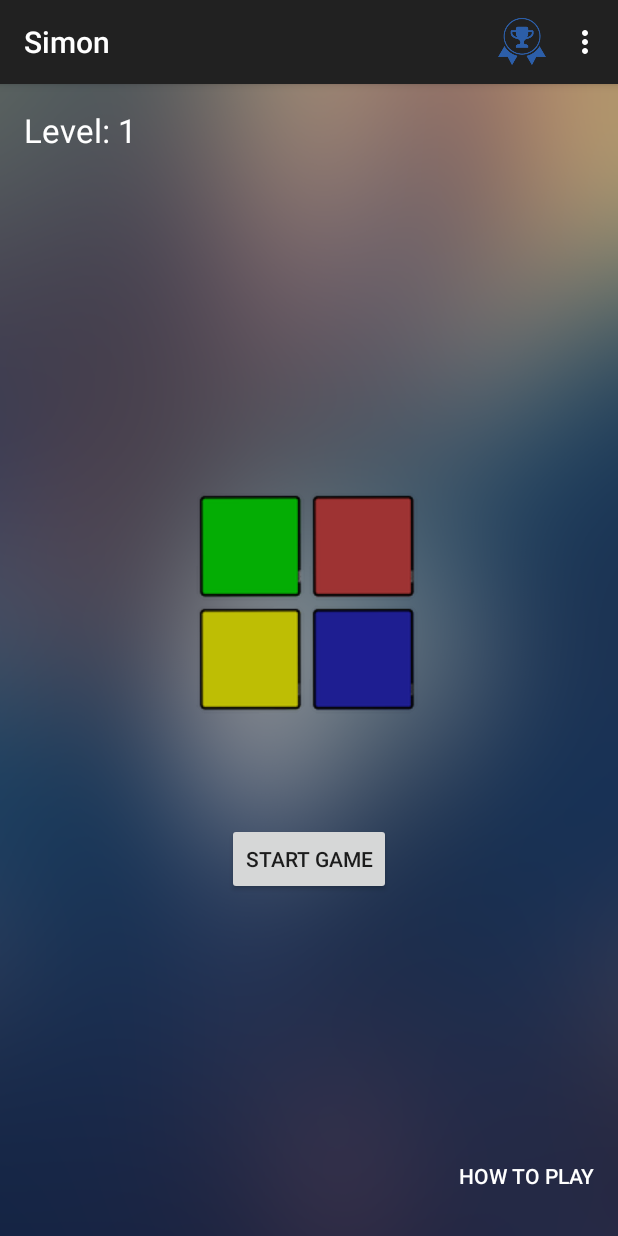
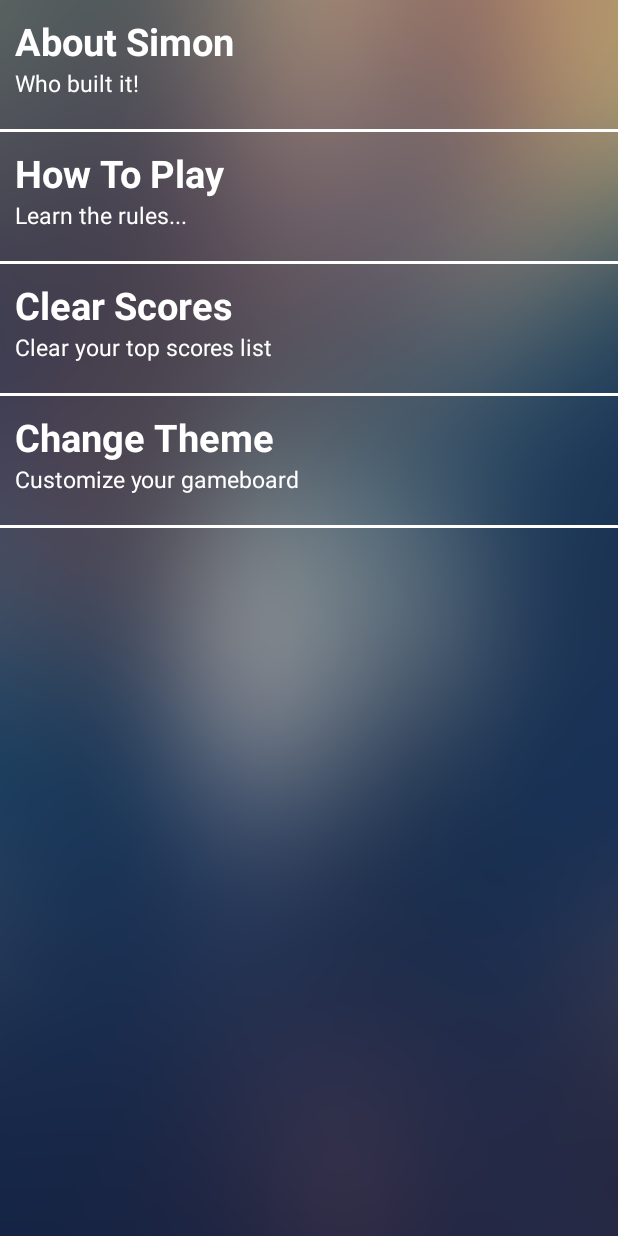
Before and after one commit to kfenske/SimonApp, an Android app: the MainActivity screen opened directly, with no data from a screen before it, in the options menu, after a tap on "Settings", on a phone screen of 412 x 824 dp. Run offline under Robolectric (Android 15) with nearby library versions, the phone set to English and light mode, and no system bars.

Commit message:
Adds Settings Activity
Moves about and how to play to a Settings Activity, creates room for
methods to clear scores and change themes

```diff
--- a/SimonPractice/app/src/main/java/com/seankram/simonpractice/MainActivity.java
+++ b/SimonPractice/app/src/main/java/com/seankram/simonpractice/MainActivity.java
@@ -35,7 +35,6 @@ public class MainActivity extends ActionBarActivity implements View.OnClickListe
     private FXPlayer buttonPlayer = new FXPlayer();
 
     TextView levelText;
-    TextView howToPlayText;
 
     ImageButton b1;
     ImageButton b2;
@@ -61,7 +60,6 @@ public class MainActivity extends ActionBarActivity implements View.OnClickListe
         setContentView(R.layout.activity_main);
 
         levelText = (TextView) findViewById(R.id.levelText);
-        howToPlayText = (TextView) findViewById(R.id.howToPlay);
 
         b1 = (ImageButton) findViewById(R.id.b1);
         b2 = (ImageButton) findViewById(R.id.b2);
@@ -74,7 +72,6 @@ public class MainActivity extends ActionBarActivity implements View.OnClickListe
         b2.setOnClickListener(this);
         b3.setOnClickListener(this);
         b4.setOnClickListener(this);
-        howToPlayText.setOnClickListener(this);
         startButton.setOnClickListener(this);
         resumeButton.setOnClickListener(this);
 
@@ -97,9 +94,6 @@ public class MainActivity extends ActionBarActivity implements View.OnClickListe
             updateLevel();
             flashButtons();
             inputReady = true;
-        }
-        else if (v.getId() == R.id.howToPlay) {
-            howToPlay();
         }
         else {
             switch (v.getId()) {
@@ -197,29 +191,6 @@ public class MainActivity extends ActionBarActivity implements View.OnClickListe
         topTen.setScore(newEntry);
     }
 
-    protected void howToPlay() {
-
-        LayoutInflater layout = (LayoutInflater) getBaseContext().getSystemService(LAYOUT_INFLATER_SERVICE);
-
-        final View popupView = layout.inflate(R.layout.how_to_play_popup, null);
-        final PopupWindow popupWindow = new PopupWindow(popupView, LayoutParams.WRAP_CONTENT, LayoutParams.WRAP_CONTENT);
-        popupWindow.setFocusable(true);
-        popupWindow.update();
-
-        final OnClickListener btnOkListener = new OnClickListener() {
-            @Override
-            public void onClick(View v) {
-                popupWindow.dismiss();
-            }
-        };
-
-        Button btnOK = (Button)popupView.findViewById(R.id.how_to_play_ok);
-
-        btnOK.setOnClickListener(btnOkListener);
-
-        popupWindow.showAtLocation(popupView, Gravity.CENTER, 0, 0);
-    }
-
     protected void enterHighScore() {
 
         LayoutInflater layout = (LayoutInflater) getBaseContext().getSystemService(LAYOUT_INFLATER_SERVICE);
@@ -281,7 +252,7 @@ public class MainActivity extends ActionBarActivity implements View.OnClickListe
         // as you specify a parent activity in AndroidManifest.xml.
         switch(item.getItemId()){
             case R.id.action_settings:
-                Toast.makeText(this, "Settings", Toast.LENGTH_SHORT).show();
+                startActivity(new Intent(getApplicationContext(), SettingsActivity.class));
                 return true;
             case R.id.action_top_scores:
                 startActivity(new Intent(getApplicationContext(),TopScoresActivity.class));
--- /dev/null
+++ b/SimonPractice/app/src/main/java/com/seankram/simonpractice/SettingsActivity.java
@@ -0,0 +1,91 @@
+package com.seankram.simonpractice;
+
+import android.app.Activity;
+import android.os.Bundle;
+import android.view.Gravity;
+import android.view.LayoutInflater;
+import android.view.View;
+import android.view.ViewGroup;
+import android.widget.Button;
+import android.widget.LinearLayout;
+import android.widget.PopupWindow;
+
+/**
+ * Created by Kayla_2 on 8/12/2015.
+ */
+public class SettingsActivity extends Activity implements View.OnClickListener {
+
+    @Override
+    protected void onCreate(Bundle savedInstanceState){
+        super.onCreate(savedInstanceState);
+        setContentView(R.layout.activity_settings);
+
+        LinearLayout aboutButton = (LinearLayout) findViewById(R.id.about_button_layout);
+        LinearLayout howToPlayButton = (LinearLayout) findViewById(R.id.how_to_play_button_layout);
+        LinearLayout clearScores = (LinearLayout) findViewById(R.id.clear_scores_button_layout);
+        LinearLayout changeTheme = (LinearLayout) findViewById(R.id.change_themes_button_layout);
+
+        aboutButton.setOnClickListener(this);
+        howToPlayButton.setOnClickListener(this);
+        clearScores.setOnClickListener(this);
+        changeTheme.setOnClickListener(this);
+    }
+
+    @Override
+    public void onClick(View v) {
+        switch(v.getId()) {
+            case R.id.how_to_play_button_layout:
+                howToPlay();
+                break;
+            case R.id.about_button_layout:
+                aboutSimon();
+                break;
+        }
+    }
+
+    protected void howToPlay() {
+
+        LayoutInflater layout = (LayoutInflater) getBaseContext().getSystemService(LAYOUT_INFLATER_SERVICE);
+
+        final View popupView = layout.inflate(R.layout.how_to_play_popup, null);
+        final PopupWindow popupWindow = new PopupWindow(popupView, ViewGroup.LayoutParams.WRAP_CONTENT, ViewGroup.LayoutParams.WRAP_CONTENT);
+        popupWindow.setFocusable(true);
+        popupWindow.update();
+
+        final View.OnClickListener btnOkListener = new View.OnClickListener() {
+            @Override
+            public void onClick(View v) {
+                popupWindow.dismiss();
+            }
+        };
+
+        Button btnOK = (Button)popupView.findViewById(R.id.how_to_play_ok);
+
+        btnOK.setOnClickListener(btnOkListener);
+
+        popupWindow.showAtLocation(popupView, Gravity.CENTER, 0, 0);
+    }
+
+    protected void aboutSimon() {
+
+        LayoutInflater layout = (LayoutInflater) getBaseContext().getSystemService(LAYOUT_INFLATER_SERVICE);
+
+        final View popupView = layout.inflate(R.layout.about_simon_popup, null);
+        final PopupWindow popupWindow = new PopupWindow(popupView, ViewGroup.LayoutParams.WRAP_CONTENT, ViewGroup.LayoutParams.WRAP_CONTENT);
+        popupWindow.setFocusable(true);
+        popupWindow.update();
+
+        final View.OnClickListener btnOkListener = new View.OnClickListener() {
+            @Override
+            public void onClick(View v) {
+                popupWindow.dismiss();
+            }
+        };
+
+        Button btnOK = (Button)popupView.findViewById(R.id.about_simon_ok);
+
+        btnOK.setOnClickListener(btnOkListener);
+
+        popupWindow.showAtLocation(popupView, Gravity.CENTER, 0, 0);
+    }
+}
--- a/SimonPractice/app/src/main/res/layout/activity_main.xml
+++ b/SimonPractice/app/src/main/res/layout/activity_main.xml
@@ -119,16 +119,4 @@
         android:layout_alignParentStart="true"
         android:textColor="#FFFFFF"/>
 
-    <Button
-        android:layout_width="wrap_content"
-        android:layout_height="wrap_content"
-        android:text="@string/how_to_play"
-        android:id="@+id/howToPlay"
-        android:background="@android:color/transparent"
-        android:textColor="#FFFFFF"
-        android:layout_alignParentBottom="true"
-        android:layout_alignParentRight="true"
-        android:onClick="howToPlay"
-        android:clickable="true"/>
-
 </RelativeLayout>
--- /dev/null
+++ b/SimonPractice/app/src/main/res/layout/activity_settings.xml
@@ -0,0 +1,136 @@
+<?xml version="1.0" encoding="utf-8"?>
+<LinearLayout xmlns:android="http://schemas.android.com/apk/res/android"
+    android:orientation="vertical" android:layout_width="match_parent"
+    android:layout_height="match_parent"
+    android:background="@drawable/simonsplashblur">
+
+    <LinearLayout
+        android:id="@+id/about_button_layout"
+        android:layout_width="wrap_content"
+        android:layout_height="wrap_content"
+        android:orientation="vertical"
+        android:layout_marginTop="10dp"
+        android:layout_marginLeft="10dp"
+        android:layout_marginBottom="20dp">
+
+        <TextView
+            android:id="@+id/aboutButtonTitle"
+            android:layout_width="wrap_content"
+            android:layout_height="wrap_content"
+            android:textSize="25sp"
+            android:textStyle="bold"
+            android:textColor="#FFFFFF"
+            android:singleLine="true"
+            android:text="@string/about_button_title"/>
+        <TextView
+            android:id="@+id/aboutButtonDescription"
+            android:layout_width="wrap_content"
+            android:layout_height="wrap_content"
+            android:textSize="15sp"
+            android:layout_below="@+id/aboutButtonTitle"
+            android:textColor="#FFFFFF"
+            android:singleLine="true"
+            android:text="@string/about_button_description"/>
+    </LinearLayout>
+
+    <View
+        android:layout_width="fill_parent"
+        android:layout_height="2dip"
+        android:background="#FFFFFF" />
+
+    <LinearLayout
+        android:id="@+id/how_to_play_button_layout"
+        android:layout_width="wrap_content"
+        android:layout_height="wrap_content"
+        android:orientation="vertical"
+        android:layout_marginTop="10dp"
+        android:layout_marginBottom="20dp"
+        android:layout_marginLeft="10dp">
+
+        <TextView
+            android:id="@+id/howToPlayButtonTitle"
+            android:layout_width="wrap_content"
+            android:layout_height="wrap_content"
+            android:textSize="25sp"
+            android:textStyle="bold"
+            android:textColor="#FFFFFF"
+            android:text="@string/how_to_play_button_title"/>
+        <TextView
+            android:id="@+id/howToPlayButtonDescription"
+            android:layout_width="wrap_content"
+            android:layout_height="wrap_content"
+            android:textSize="15sp"
+            android:layout_below="@+id/aboutButtonTitle"
+            android:textColor="#FFFFFF"
+            android:text="@string/how_to_play_button_description"/>
+    </LinearLayout>
+
+    <View
+        android:layout_width="fill_parent"
+        android:layout_height="2dip"
+        android:background="#FFFFFF" />
+
+    <LinearLayout
+        android:id="@+id/clear_scores_button_layout"
+        android:layout_width="wrap_content"
+        android:layout_height="wrap_content"
+        android:orientation="vertical"
+        android:layout_marginBottom="20dp"
+        android:layout_marginTop="10dp"
+        android:layout_marginLeft="10dp">
+
+        <TextView
+            android:id="@+id/clearScoresButtonTitle"
+            android:layout_width="wrap_content"
+            android:layout_height="wrap_content"
+            android:textSize="25sp"
+            android:textStyle="bold"
+            android:textColor="#FFFFFF"
+            android:text="@string/clear_scores_button_title"/>
+        <TextView
+            android:id="@+id/clearScoresButtonDescription"
+            android:layout_width="wrap_content"
+            android:layout_height="wrap_content"
+            android:textSize="15sp"
+            android:layout_below="@+id/aboutButtonTitle"
+            android:textColor="#FFFFFF"
+            android:text="@string/clear_scores_button_description"/>
+    </LinearLayout>
+
+    <View
+        android:layout_width="fill_parent"
+        android:layout_height="2dip"
+        android:background="#FFFFFF" />
+
+    <LinearLayout
+        android:id="@+id/change_themes_button_layout"
+        android:layout_width="wrap_content"
+        android:layout_height="wrap_content"
+        android:orientation="vertical"
+        android:layout_marginBottom="20dp"
+        android:layout_marginTop="10dp"
+        android:layout_marginLeft="10dp">
+
+        <TextView
+            android:id="@+id/changeThemesButtonTitle"
+            android:layout_width="wrap_content"
+            android:layout_height="wrap_content"
+            android:textSize="25sp"
+            android:textStyle="bold"
+            android:textColor="#FFFFFF"
+            android:text="@string/change_themes_title"/>
+        <TextView
+            android:id="@+id/changeThemesButtonDescription"
+            android:layout_width="wrap_content"
+            android:layout_height="wrap_content"
+            android:textSize="15sp"
+            android:layout_below="@+id/aboutButtonTitle"
+            android:textColor="#FFFFFF"
+            android:text="@string/change_themes_description"/>
+    </LinearLayout>
+
+    <View
+        android:layout_width="fill_parent"
+        android:layout_height="2dip"
+        android:background="#FFFFFF" />
+</LinearLayout>
--- a/SimonPractice/app/src/main/res/menu/menu_main.xml
+++ b/SimonPractice/app/src/main/res/menu/menu_main.xml
@@ -1,11 +1,13 @@
 <menu xmlns:android="http://schemas.android.com/apk/res/android"
     xmlns:app="http://schemas.android.com/apk/res-auto"
     xmlns:tools="http://schemas.android.com/tools" tools:context=".MainActivity">
-    <item android:id="@+id/action_settings" android:title="@string/action_settings"
-        android:orderInCategory="100" app:showAsAction="never" />
+
     <item android:id="@+id/action_top_scores" android:title="@string/action_top_scores"
         android:icon="@drawable/ic_trophy"
         android:orderInCategory="1" app:showAsAction="ifRoom" />
     <item android:id="@+id/action_about" android:title="@string/about_title"
         android:orderInCategory="2" app:showAsAction="never" />
+    <item android:id="@+id/action_settings" android:title="@string/action_settings"
+        android:orderInCategory="3" app:showAsAction="never" />
+
 </menu>
--- a/SimonPractice/app/src/main/res/values/strings.xml
+++ b/SimonPractice/app/src/main/res/values/strings.xml
@@ -27,4 +27,13 @@
         Once the buttons have finished flashing, click the buttons in order of the flashes.
         If you get the sequence correct, the flash sequence will continue to increase by one flash each time.</string>
     <string name="button_ok">OK</string>
+
+    <string name="about_button_title">About Simon</string>
+    <string name="about_button_description">Who built it!</string>
+    <string name="how_to_play_button_title">How To Play</string>
+    <string name="how_to_play_button_description">Learn the rules...</string>
+    <string name="clear_scores_button_title">Clear Scores</string>
+    <string name="clear_scores_button_description">Clear your top scores list</string>
+    <string name="change_themes_title">Change Theme</string>
+    <string name="change_themes_description">Customize your gameboard</string>
 </resources>
```
Also changed, not shown: SimonPractice/app/src/main/AndroidManifest.xml (+9 -0 lines), SimonPractice/app/src/main/res/layout/about_simon_popup.xml (added, +40 -0 lines), 2 other files.
